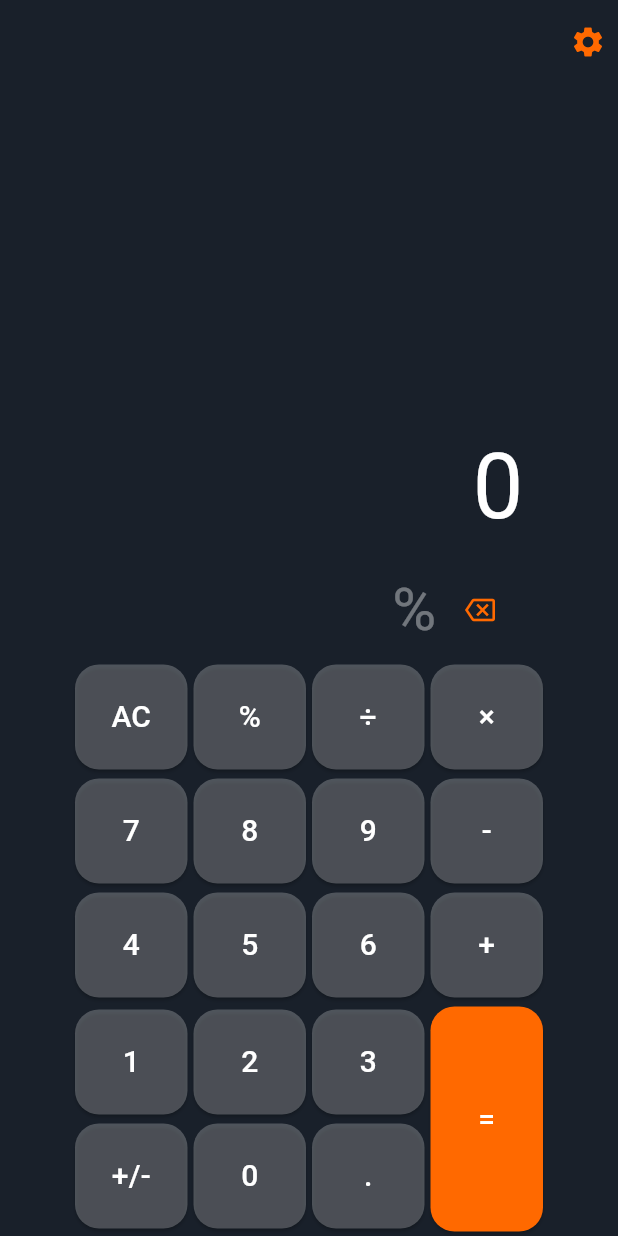
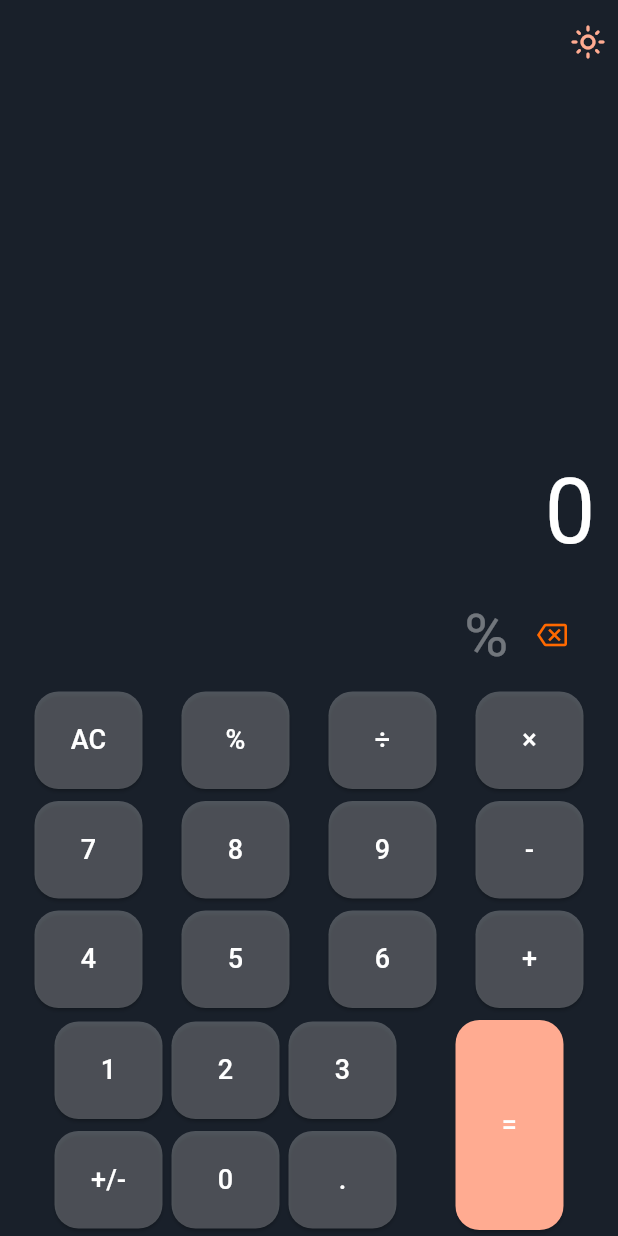
Before and after one commit to yoni-tad/simple-calculator-app-using-flutter, a Flutter app: the screen it shows after launch, after a tap on an icon or button, on a phone screen of 412 x 824 dp. Run offline on Flutter 3.47's test engine with Material 3 defaults, Android fonts, the phone set to English and light mode, and no system bars; our stand-ins replace math_expressions.

Commit message:
update 06/29

```diff
--- a/lib/main.dart
+++ b/lib/main.dart
@@ -1,8 +1,15 @@
+import 'package:day_one/provider/theme_provider.dart';
 import 'package:day_one/screens/home_screen.dart';
 import 'package:flutter/material.dart';
+import 'package:provider/provider.dart';
 
 void main() {
-  runApp(const MyApp());
+  runApp(
+    ChangeNotifierProvider(
+      create: (context) => ThemeProvider(),
+      child: const MyApp(),
+    ),
+  );
 }
 
 class MyApp extends StatelessWidget {
@@ -13,10 +20,8 @@ class MyApp extends StatelessWidget {
     return MaterialApp(
       title: 'Day One Calculator',
       debugShowCheckedModeBanner: false,
-      theme: ThemeData(
-        primarySwatch: Colors.orange
-      ),
-      home: HomeScreen(),
+      theme: Provider.of<ThemeProvider>(context).themeDataStyle,
+      home: const HomeScreen(),
     );
   }
 }
--- a/lib/screens/home_screen.dart
+++ b/lib/screens/home_screen.dart
@@ -1,9 +1,10 @@
-import 'dart:ffi';
-
 import 'package:day_one/constants/colors.dart';
+import 'package:day_one/provider/theme_provider.dart';
 import 'package:day_one/widgets/calcButton.dart';
+import 'package:day_one/widgets/theme.dart';
 import 'package:flutter/material.dart';
 import 'package:math_expressions/math_expressions.dart';
+import 'package:provider/provider.dart';
 
 class HomeScreen extends StatefulWidget {
   const HomeScreen({super.key});
@@ -75,6 +76,8 @@ class _HomeScreenState extends State<HomeScreen> {
 
   @override
   Widget build(BuildContext context) {
+    final themeProvider = Provider.of<ThemeProvider>(context);
+
     return Scaffold(
       backgroundColor: AppColors.darkColor,
       appBar: AppBar(
@@ -83,9 +86,17 @@ class _HomeScreenState extends State<HomeScreen> {
         actions: [
           Padding(
             padding: const EdgeInsets.symmetric(horizontal: 8),
+            child: InkWell(
+              onTap: (){
+                setState(() {
+                  themeProvider.changeTheme();
+                });
+              },
               child: Icon(
-              Icons.settings,
-              color: AppColors.primaryColor,
+                // Icons.dark_mode_outlined,
+                themeProvider.themeDataStyle == ThemeDataStyle.dark ? Icons.dark_mode_outlined : Icons.light_mode_outlined,
+                color: Theme.of(context).colorScheme.primary,
+              ),
             ),
           ),
         ],
@@ -96,12 +107,12 @@ class _HomeScreenState extends State<HomeScreen> {
           children: [
             Align(
               alignment: Alignment.center,
-              child: SingleChildScrollView(
-                scrollDirection: Axis.horizontal,
               child: Column(
                 crossAxisAlignment: CrossAxisAlignment.end,
                 children: [
-                    Row(
+                  SingleChildScrollView(
+                    scrollDirection: Axis.horizontal,
+                    child: Row(
                       mainAxisAlignment: MainAxisAlignment.end,
                       children: [
                         Padding(
@@ -118,7 +129,10 @@ class _HomeScreenState extends State<HomeScreen> {
                         const SizedBox(width: 10),
                       ],
                     ),
-                    Row(
+                  ),
+                  SingleChildScrollView(
+                    scrollDirection: Axis.horizontal,
+                    child: Row(
                       mainAxisAlignment: MainAxisAlignment.end,
                       children: [
                         Padding(
@@ -143,6 +157,7 @@ class _HomeScreenState extends State<HomeScreen> {
                         ),
                         const SizedBox(width: 20),
                       ],
+                    ),
                   ),
                   Row(
                     mainAxisAlignment: MainAxisAlignment.spaceEvenly,
@@ -212,11 +227,10 @@ class _HomeScreenState extends State<HomeScreen> {
                         ],
                       ),
                       calcButton(
-                            '=', AppColors.primaryColor, () => buttonPressed('=')),
+                          '=', Theme.of(context).colorScheme.primary, () => buttonPressed('=')),
                     ],
                   ),
                 ],
-                ),
               ),
             )
           ],
--- a/lib/widgets/calcButton.dart
+++ b/lib/widgets/calcButton.dart
@@ -7,12 +7,12 @@ Widget calcButton(
 ) {
   return Padding(
     padding: const EdgeInsets.symmetric(
-      horizontal: 2,
-      vertical: 3,
+      horizontal: 3,
+      vertical: 4,
     ),
     child: Container(
-      width: 75,
-      height: btnText == '=' ? 150 : 70,
+      width: 72,
+      height: btnText == '=' ? 140 : 65,
       padding: const EdgeInsets.all(0),
       child: ElevatedButton(
         onPressed: buttonPressed,
@@ -28,7 +28,7 @@ Widget calcButton(
           btnText,
           textAlign: TextAlign.center,
           style: const TextStyle(
-            fontSize: 20,
+            fontSize: 18,
             color: Colors.white,
           ),
         ),
--- /dev/null
+++ b/lib/widgets/theme.dart
@@ -0,0 +1,21 @@
+import 'package:flutter/material.dart';
+
+class ThemeDataStyle {
+  static ThemeData light = ThemeData(
+    useMaterial3: true,
+    brightness: Brightness.light,
+    colorScheme: ColorScheme.light(
+      background: Colors.grey.shade100,
+      primary: Colors.deepOrange.shade200,
+    ),
+  );
+
+  static ThemeData dark = ThemeData(
+    useMaterial3: true,
+    brightness: Brightness.dark,
+    colorScheme: ColorScheme.dark(
+      background: Colors.grey.shade900,
+      primary: Colors.deepOrange.shade500,
+    ),
+  );
+}
--- a/pubspec.yaml
+++ b/pubspec.yaml
@@ -36,6 +36,7 @@ dependencies:
   # Use with the CupertinoIcons class for iOS style icons.
   cupertino_icons: ^1.0.6
   math_expressions: ^2.5.0
+  provider: ^6.1.2
 
 dev_dependencies:
   flutter_test:
```
Also changed, not shown: lib/provider/theme_provider.dart (added, +23 -0 lines), lib/screens/home.dart (added, +49 -0 lines), pubspec.lock. Lines whose indentation alone changed are shown as unchanged.
